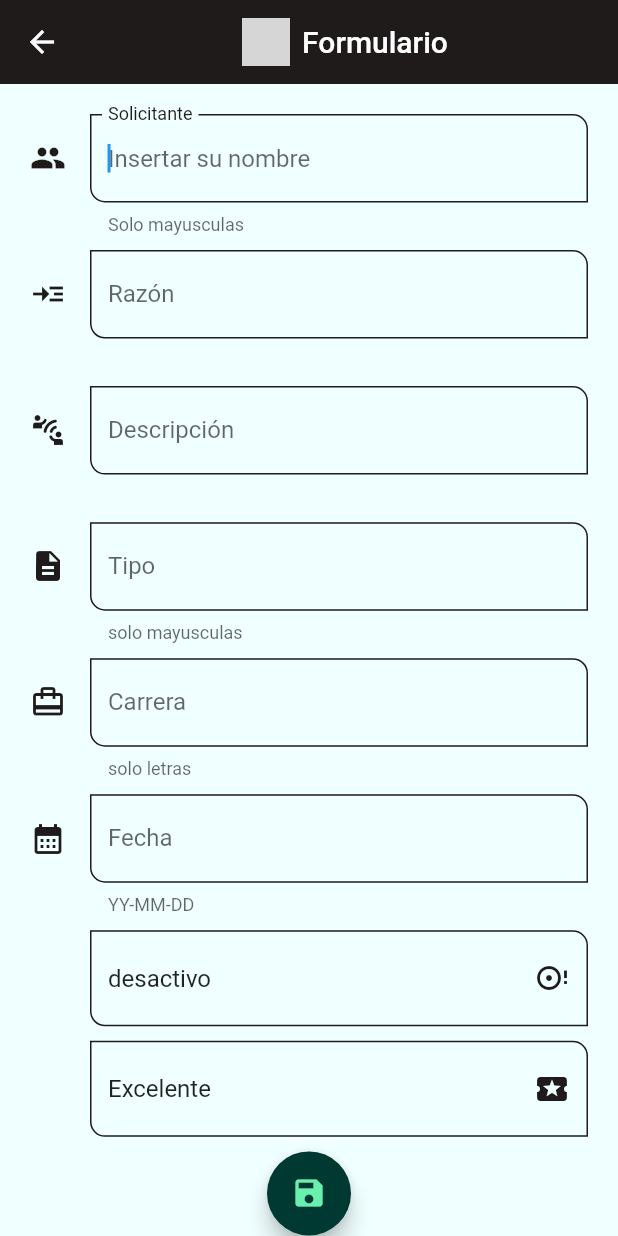
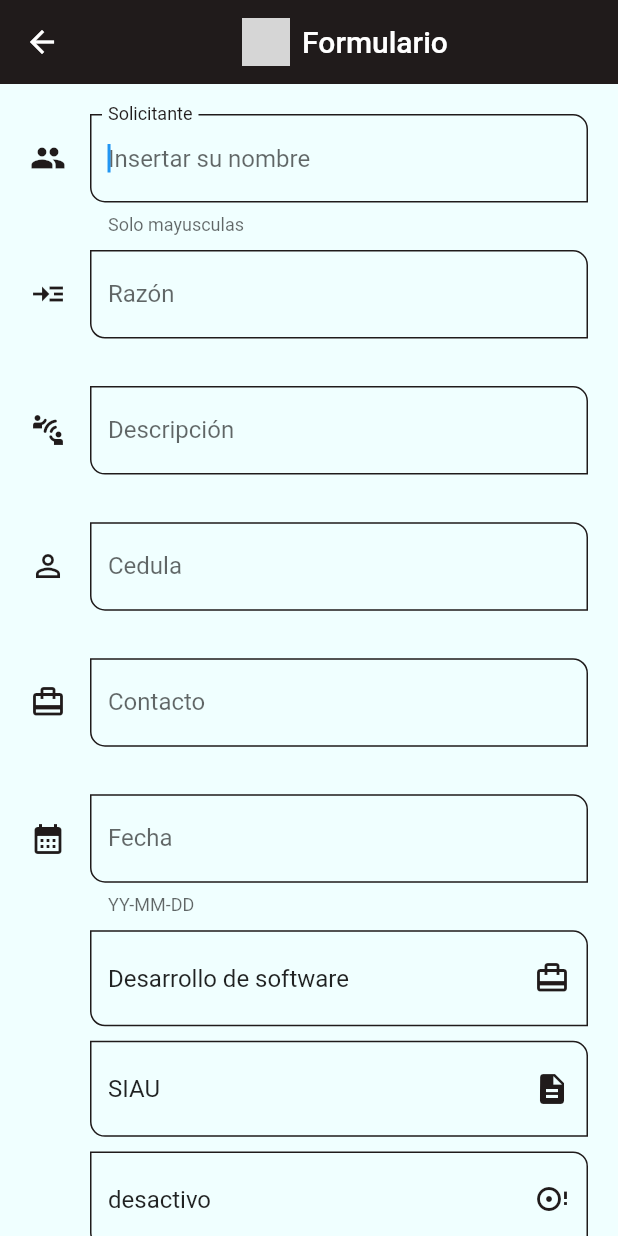
Before and after one commit to luis1234569/flutter_crud, a Flutter app: the FormScreen screen opened by its route, on a phone screen of 412 x 824 dp. Run offline on Flutter 3.47's test engine with Material 2 defaults, Android fonts, the phone set to English and light mode, and no system bars; network calls fail; grey boxes are pictures that could not be loaded.

Commit message:
add camps

```diff
--- a/grupo_5_b_/lib/screens/form.dart
+++ b/grupo_5_b_/lib/screens/form.dart
@@ -1,8 +1,8 @@
 import 'package:flutter/material.dart';
-import 'package:fluttertoast/fluttertoast.dart';
+// import 'package:fluttertoast/fluttertoast.dart';
 import 'package:grupo_5_b_/models/request_model.dart';
 import 'package:grupo_5_b_/providers/providers.dart';
-import 'package:grupo_5_b_/screens/screens.dart';
+// import 'package:grupo_5_b_/screens/screens.dart';
 import 'package:grupo_5_b_/themes/theme.dart';
 import 'package:grupo_5_b_/widgets/widgets.dart';
 import 'package:provider/provider.dart';
@@ -26,11 +26,13 @@ class FormScreen extends StatelessWidget {
     final Map < String, dynamic > myFormValues = {
       "id": request?.id.toString() ?? "0",
       'name': request?.name.toString() ?? "",
+      'dni': request?.dni.toString() ?? "",
       'reason': request?.reason.toString() ?? "",
       'description': request?.description.toString() ?? "",
-      'type': request?.type.toString() ?? "",
+      'type': request?.type.toString() ?? "SIAU",
       'registerdate': request?.registerdate.toString() ?? "",
-      'career': request?.career.toString() ?? "",
+      'career': request?.career.toString() ?? "Software",
+      'phonecontact': request?.phonecontact.toString() ?? "",
       'scorereply': request?.scorereply ?? 1,
       'active': request?.active ?? false,
     };
@@ -83,22 +85,21 @@ class FormScreen extends StatelessWidget {
                   icon: Icons.connect_without_contact_rounded,
                 ),
                 CustomInputField(
-                  formProperty: 'type',
+                  formProperty: 'dni',
                   formValues: myFormValues,
-                  labelText: 'Tipo',
-                  hintText: 'Inserte el tipo de Documento',
-                  helperText: 'solo mayusculas',
-                  initialText: myFormValues["type"],
-                  icon: Icons.description,
-                  // keyboardType: TextInputType.emailAddress,
+                  labelText: 'Cedula',
+                  hintText: 'Inserte la cedula',
+                  helperText: '',
+                  initialText: myFormValues["dni"],
+                  icon: Icons.perm_identity
                 ),
                 CustomInputField(
-                  formProperty: 'career',
+                  formProperty: 'phonecontact',
                   formValues: myFormValues,
-                  labelText: 'Carrera',
-                  hintText: 'Insertar carrera',
-                  helperText: 'solo letras',
-                  initialText: myFormValues["career"],
+                  labelText: 'Contacto',
+                  hintText: 'Insertar telefono de contacto',
+                  helperText: '',
+                  initialText: myFormValues["phonecontact"],
                   icon: Icons.card_travel_outlined),
 
                 CustomInputField(
@@ -114,6 +115,30 @@ class FormScreen extends StatelessWidget {
                   padding: const EdgeInsets.fromLTRB(40, 0, 0, 0),
                   child: Column(
                     children: [
+                      DropdownButtonFormField < String > (
+
+                        icon: const Icon(Icons.card_travel_outlined,color: AppTheme.primary,),
+                          items: const [
+                            DropdownMenuItem(value: 'Software', child: Text('Desarrollo de software')),
+                            DropdownMenuItem(value: 'Agronomia', child: Text('Agronomia')),
+                          ],
+                          value: myFormValues["career"],
+                          onChanged: (value) {
+                            myFormValues['career'] = value;
+                          }),
+                          const SizedBox(height: 9.7),
+                      DropdownButtonFormField < String > (
+
+                        icon: const Icon(Icons.description,color: AppTheme.primary,),
+                          items: const [
+                            DropdownMenuItem(value: 'SIAU', child: Text('SIAU')),
+                            DropdownMenuItem(value: 'SIGA', child: Text('SIGA')),
+                          ],
+                          value: myFormValues["type"],
+                          onChanged: (value) {
+                            myFormValues['type'] = value;
+                          }),
+                          const SizedBox(height: 9.7),
                       DropdownButtonFormField < bool > (
 
                         icon: const Icon(Icons.disc_full_outlined,color: AppTheme.primary,),
@@ -129,10 +154,10 @@ class FormScreen extends StatelessWidget {
                         DropdownButtonFormField < int > (
                           icon: const Icon(Icons.local_activity, color: AppTheme.primary,),
                             items: const [
-                              DropdownMenuItem(value: 1, child: Text('Excelente')),
-                              DropdownMenuItem(value: 2, child: Text('Bien')),
-                              DropdownMenuItem(value: 3, child: Text('Mal')),
-                              DropdownMenuItem(value: 4, child: Text('Muy mal')),
+                              DropdownMenuItem(value: 4, child: Text('Excelente')),
+                              DropdownMenuItem(value: 3, child: Text('Bien')),
+                              DropdownMenuItem(value: 2, child: Text('Mal')),
+                              DropdownMenuItem(value: 1, child: Text('Muy mal')),
                             ],
                             value: myFormValues["scorereply"],
                             onChanged: (value) {
```
Also changed, not shown: 2 other files.
